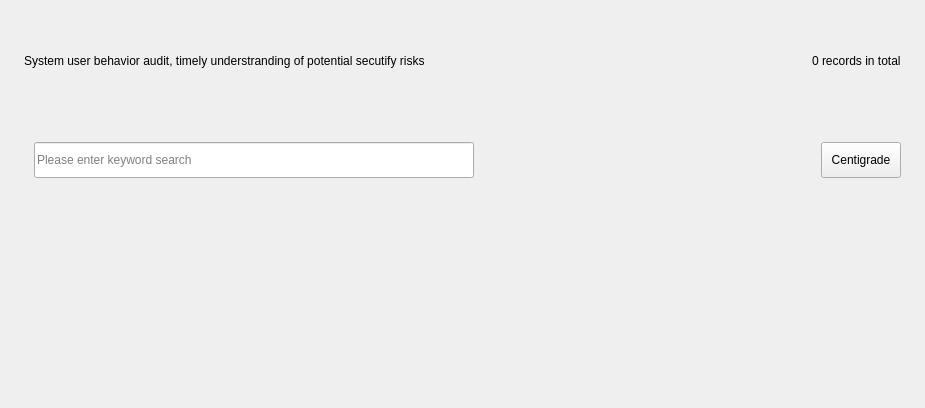
Qt form src/ui/log/log-page.ui (openeuler-mirror/ks-ssr) before a commit.
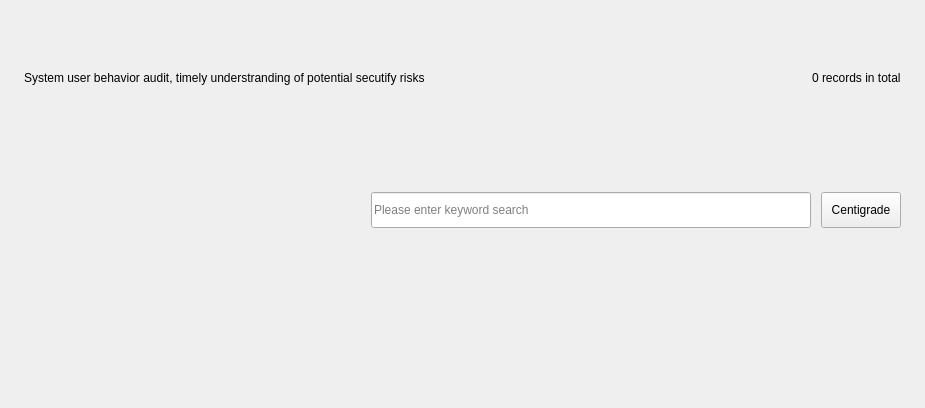
The same form after that commit. Custom widgets are drawn as their Qt base class.

Commit message: feature(log) : Impove log ui page - 完善日志界面的逻辑，添加日历选择框、分页以及样式调整（#24269）

What changed in the file:
```diff
--- a/src/ui/log/log-page.ui
+++ b/src/ui/log/log-page.ui
@@ -13,7 +13,7 @@
   <property name="windowTitle">
    <string>Form</string>
   </property>
-  <layout class="QVBoxLayout" name="verticalLayout">
+  <layout class="QVBoxLayout" name="m_mainLayout">
    <property name="spacing">
     <number>10</number>
    </property>
@@ -88,31 +88,13 @@
        <number>0</number>
       </property>
       <item>
-       <widget class="KS::DatePicker" name="m_calendar" native="true"/>
-      </item>
-      <item>
-       <widget class="QLineEdit" name="m_search">
-        <property name="sizePolicy">
-         <sizepolicy hsizetype="Fixed" vsizetype="Fixed">
-          <horstretch>0</horstretch>
-          <verstretch>0</verstretch>
-         </sizepolicy>
-        </property>
+       <widget class="KS::DatePickButton" name="m_calendarButton" native="true">
         <property name="minimumSize">
          <size>
-          <width>440</width>
+          <width>252</width>
           <height>36</height>
          </size>
         </property>
-        <property name="maximumSize">
-         <size>
-          <width>440</width>
-          <height>36</height>
-         </size>
-        </property>
-        <property name="placeholderText">
-         <string>Please enter keyword search</string>
-        </property>
        </widget>
       </item>
       <item>
@@ -128,6 +110,31 @@
         </property>
        </spacer>
       </item>
+      <item>
+       <widget class="QLineEdit" name="m_search">
+        <property name="sizePolicy">
+         <sizepolicy hsizetype="Fixed" vsizetype="Fixed">
+          <horstretch>0</horstretch>
+          <verstretch>0</verstretch>
+         </sizepolicy>
+        </property>
+        <property name="minimumSize">
+         <size>
+          <width>440</width>
+          <height>36</height>
+         </size>
+        </property>
+        <property name="maximumSize">
+         <size>
+          <width>440</width>
+          <height>36</height>
+         </size>
+        </property>
+        <property name="placeholderText">
+         <string>Please enter keyword search</string>
+        </property>
+       </widget>
+      </item>
       <item>
        <widget class="QPushButton" name="m_centigrade">
         <property name="sizePolicy">
@@ -153,18 +160,9 @@
    <item>
     <widget class="KS::Log::LogTable" name="m_logTable" native="true"/>
    </item>
-   <item>
-    <widget class="KS::Pagination" name="m_pagination" native="true"/>
-   </item>
   </layout>
  </widget>
  <customwidgets>
-  <customwidget>
-   <class>KS::Pagination</class>
-   <extends>QWidget</extends>
-   <header>src/ui/common/table/pagination.h</header>
-   <container>1</container>
-  </customwidget>
   <customwidget>
    <class>KS::Log::LogTable</class>
    <extends>QWidget</extends>
@@ -172,9 +170,9 @@
    <container>1</container>
   </customwidget>
   <customwidget>
-   <class>KS::DatePicker</class>
+   <class>KS::DatePickButton</class>
    <extends>QWidget</extends>
-   <header>src/ui/common/date-picker/date-picker.h</header>
+   <header>src/ui/common/date-picker/date-pick-button.h</header>
    <container>1</container>
   </customwidget>
  </customwidgets>
```
The commit also changes 23 other files.
